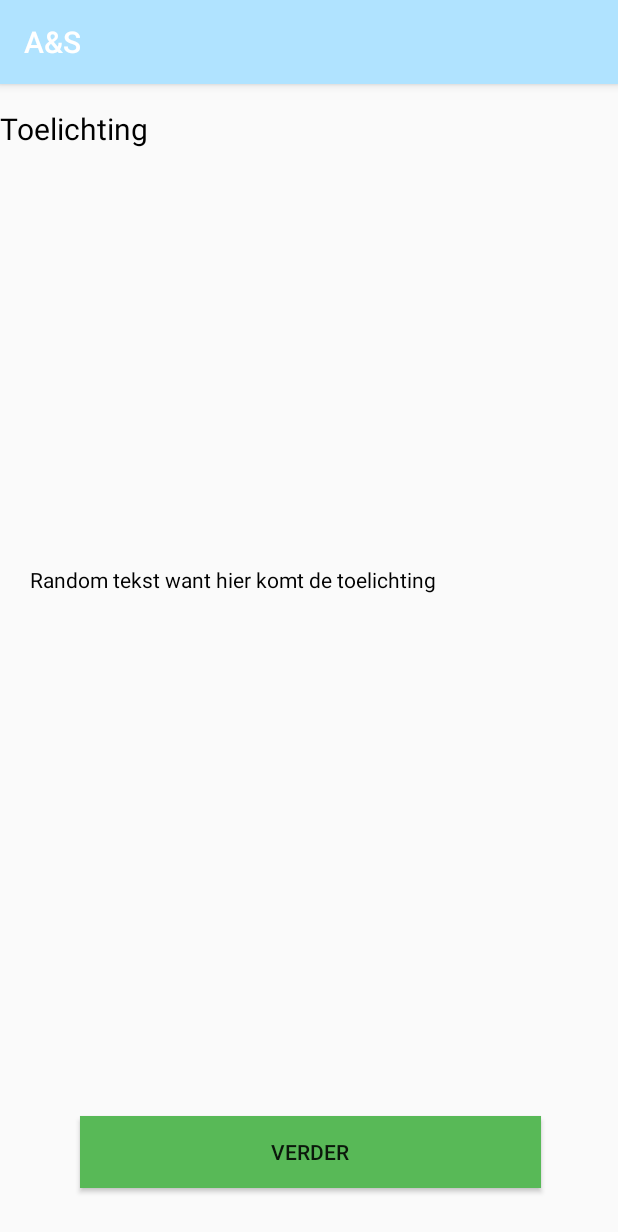
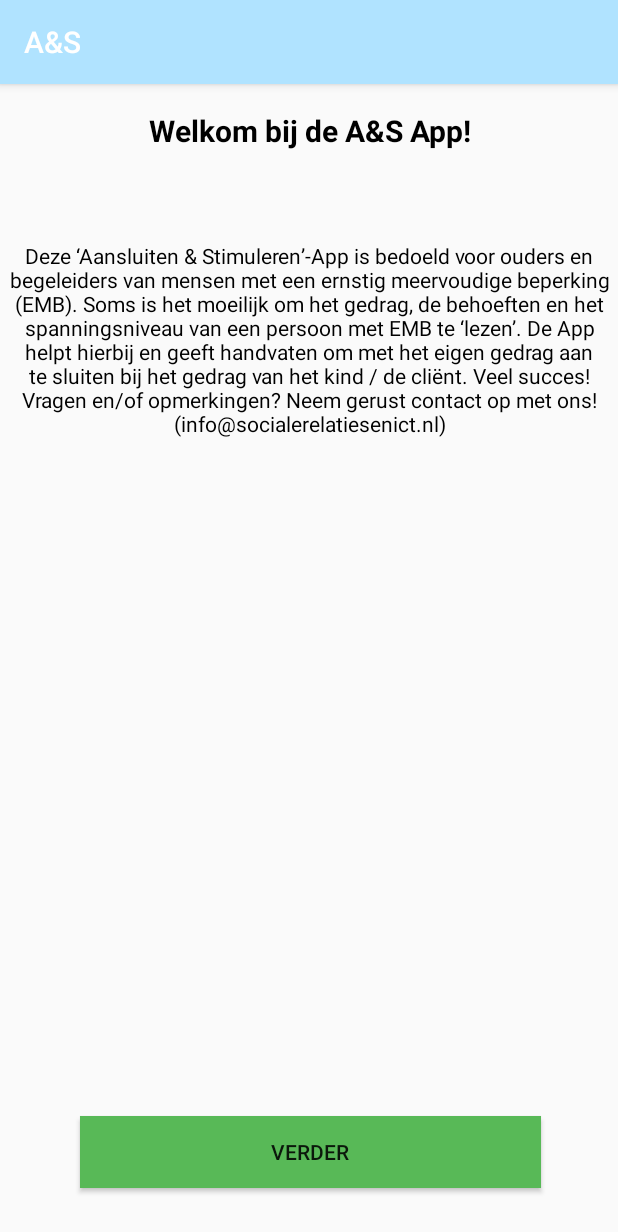
Before and after one commit to 500730771/AppA-S, an Android app: the screen it shows after launch (MainActivity), on a phone screen of 412 x 824 dp. Shown: the top 1232 px of the screen. Run offline under Robolectric (Android 15) with nearby library versions, the phone set to English and light mode, and no system bars.

Commit message:
Begin scherm aangepast

```diff
--- a/AppAENS/app/src/main/res/layout/activity_main.xml
+++ b/AppAENS/app/src/main/res/layout/activity_main.xml
@@ -4,35 +4,40 @@
     xmlns:tools="http://schemas.android.com/tools"
     android:layout_width="match_parent"
     android:layout_height="match_parent"
-    tools:context=".activity.MainActivity">
+    tools:context=".activity.MainActivity"
+    tools:layout_editor_absoluteY="81dp">
 
     <TextView
         android:id="@+id/idHome_titel"
+        android:gravity="center"
+        android:textStyle="bold"
         android:layout_width="match_parent"
-        android:layout_height="wrap_content"
+        android:layout_height="30dp"
         android:layout_marginTop="16dp"
         android:layout_marginBottom="8dp"
         android:text="@string/home_titel"
-        app:layout_constraintBottom_toTopOf="@+id/idHome_toelichting"
-        app:layout_constraintHorizontal_bias="0.131"
+        android:textColor="@color/colorBlack"
+        android:textSize="20dp"
+        app:layout_constraintHorizontal_bias="1.0"
         app:layout_constraintLeft_toLeftOf="parent"
-        android:textSize="20dp"
-        android:textColor="@color/colorBlack"
         app:layout_constraintRight_toRightOf="parent"
         app:layout_constraintTop_toTopOf="parent"
         app:layout_constraintVertical_bias="0.0" />
 
     <TextView
         android:id="@+id/idHome_toelichting"
-        android:layout_width="wrap_content"
-        android:layout_height="47dp"
-        android:layout_marginBottom="320dp"
+        android:layout_width="match_parent"
+        android:layout_height="137dp"
+        android:layout_marginTop="56dp"
+        android:gravity="center"
         android:text="@string/home_toelichting"
+
+
         android:textColor="@color/colorBlack"
-        app:layout_constraintBottom_toTopOf="@+id/idHome_button"
-        app:layout_constraintHorizontal_bias="0.14"
-        app:layout_constraintLeft_toLeftOf="parent"
-        app:layout_constraintRight_toRightOf="parent" />
+        app:layout_constraintEnd_toEndOf="parent"
+        app:layout_constraintHorizontal_bias="0.0"
+        app:layout_constraintStart_toStartOf="parent"
+        app:layout_constraintTop_toBottomOf="@+id/idHome_titel" />
 
     <Button
         android:id="@+id/idHome_button"
@@ -43,8 +48,8 @@
         android:layout_marginEnd="8dp"
         android:layout_marginRight="8dp"
         android:layout_marginBottom="32dp"
+        android:background="@color/colorVerder"
         android:text="@string/button_verder"
-        android:background="@color/colorVerder"
         app:layout_constraintBottom_toBottomOf="parent"
         app:layout_constraintEnd_toEndOf="parent"
         app:layout_constraintHorizontal_bias="0.508"
--- a/AppAENS/app/src/main/res/values/strings.xml
+++ b/AppAENS/app/src/main/res/values/strings.xml
@@ -5,8 +5,14 @@
     <string name="button_verder">Verder</string>
 
     <!--Home scherm-->
-    <string name="home_titel">Toelichting</string>
-    <string name="home_toelichting">Random tekst want hier komt de toelichting</string>
+    <string name="home_titel">        Welkom bij de A&amp;S App!</string>
+    <string name="home_toelichting">
+
+Deze ‘Aansluiten &amp; Stimuleren’-App is bedoeld voor ouders en begeleiders van mensen met een ernstig meervoudige beperking (EMB). Soms is het moeilijk om het gedrag, de behoeften en het spanningsniveau van een persoon met EMB te ‘lezen’. De App helpt hierbij en geeft handvaten om met het eigen gedrag aan te sluiten bij het gedrag van het kind / de cliënt.
+
+Veel succes!
+
+Vragen en/of opmerkingen? Neem gerust contact op met ons! (info@socialerelatiesenict.nl)</string>
 
     <!--Start scherm-->
     <string name="start_placeholderObservator">Naam observator</string>
```
